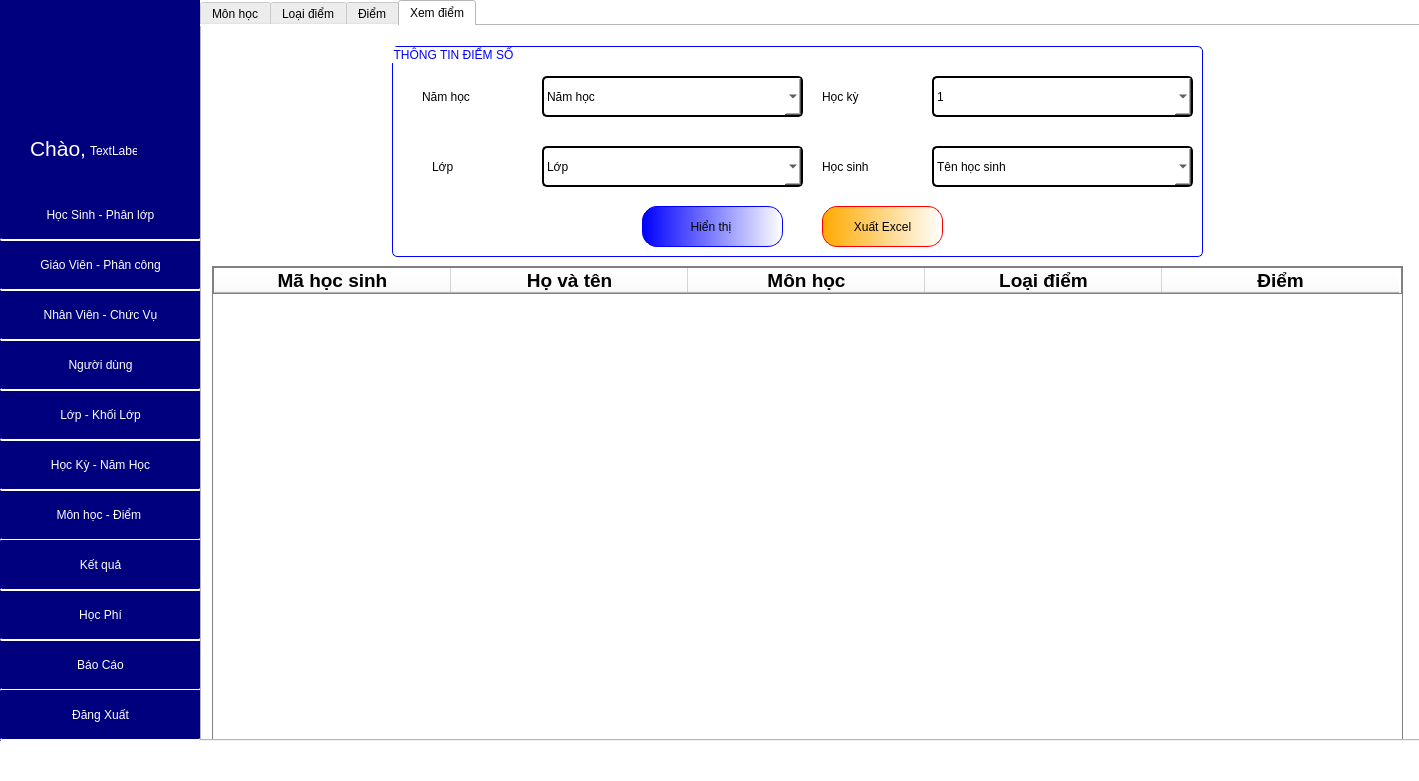
The window that GUI/TrangChu.ui (phuthuy44/Student--py) describes before a commit, drawn with Qt 5.
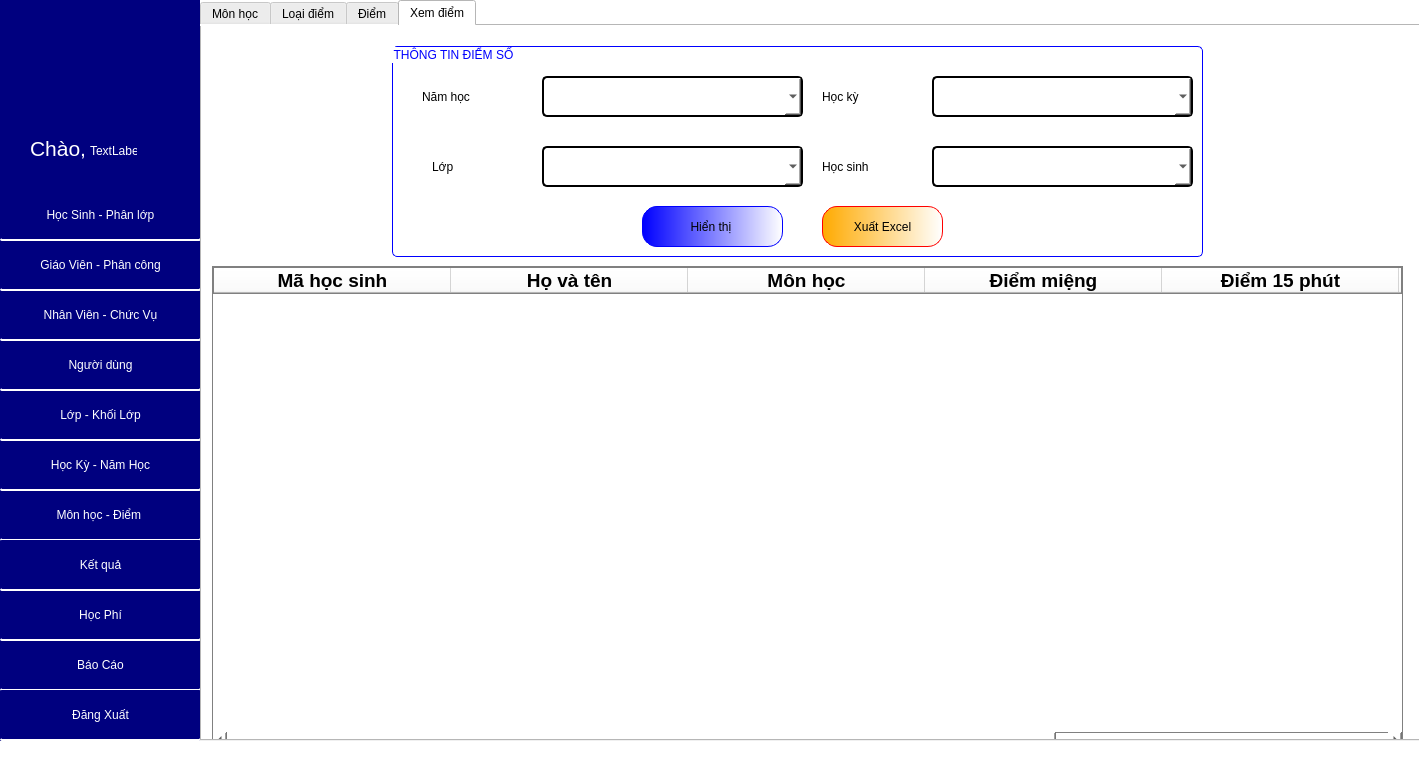
The same window after the commit. The open tabs and pages were chosen to show the change.

```diff
--- a/GUI/TrangChu.ui
+++ b/GUI/TrangChu.ui
@@ -8662,7 +8662,7 @@
         </column>
         <column>
          <property name="text">
-          <string>Loại điểm</string>
+          <string>Điểm miệng</string>
          </property>
          <property name="font">
           <font>
@@ -8678,7 +8678,39 @@
         </column>
         <column>
          <property name="text">
-          <string>Điểm</string>
+          <string>Điểm 15 phút</string>
+         </property>
+         <property name="font">
+          <font>
+           <family>Tahoma</family>
+           <pointsize>14</pointsize>
+           <weight>75</weight>
+           <bold>true</bold>
+          </font>
+         </property>
+         <property name="textAlignment">
+          <set>AlignCenter</set>
+         </property>
+        </column>
+        <column>
+         <property name="text">
+          <string>Điểm giữa kỳ</string>
+         </property>
+         <property name="font">
+          <font>
+           <family>Tahoma</family>
+           <pointsize>14</pointsize>
+           <weight>75</weight>
+           <bold>true</bold>
+          </font>
+         </property>
+         <property name="textAlignment">
+          <set>AlignCenter</set>
+         </property>
+        </column>
+        <column>
+         <property name="text">
+          <string>Điểm thi</string>
          </property>
          <property name="font">
           <font>
@@ -8730,11 +8762,6 @@
 border-radius:5px;
 </string>
          </property>
-         <item>
-          <property name="text">
-           <string>Năm học</string>
-          </property>
-         </item>
         </widget>
         <widget class="QComboBox" name="comboBox_6">
          <property name="geometry">
@@ -8753,11 +8780,6 @@
 border-radius:5px;
 </string>
          </property>
-         <item>
-          <property name="text">
-           <string>Lớp</string>
-          </property>
-         </item>
         </widget>
         <widget class="QLabel" name="label_7">
          <property name="geometry">
@@ -8810,16 +8832,6 @@
 border-radius:5px;
 </string>
          </property>
-         <item>
-          <property name="text">
-           <string>1</string>
-          </property>
-         </item>
-         <item>
-          <property name="text">
-           <string>2</string>
-          </property>
-         </item>
         </widget>
         <widget class="QLabel" name="label_9">
          <property name="geometry">
@@ -8872,11 +8884,6 @@
 border-radius:5px;
 </string>
          </property>
-         <item>
-          <property name="text">
-           <string>Tên học sinh</string>
-          </property>
-         </item>
         </widget>
         <widget class="QPushButton" name="pushButton_88">
          <property name="geometry">
```
Left out of the diff: 45 changed lines with no effect on the pictures.
